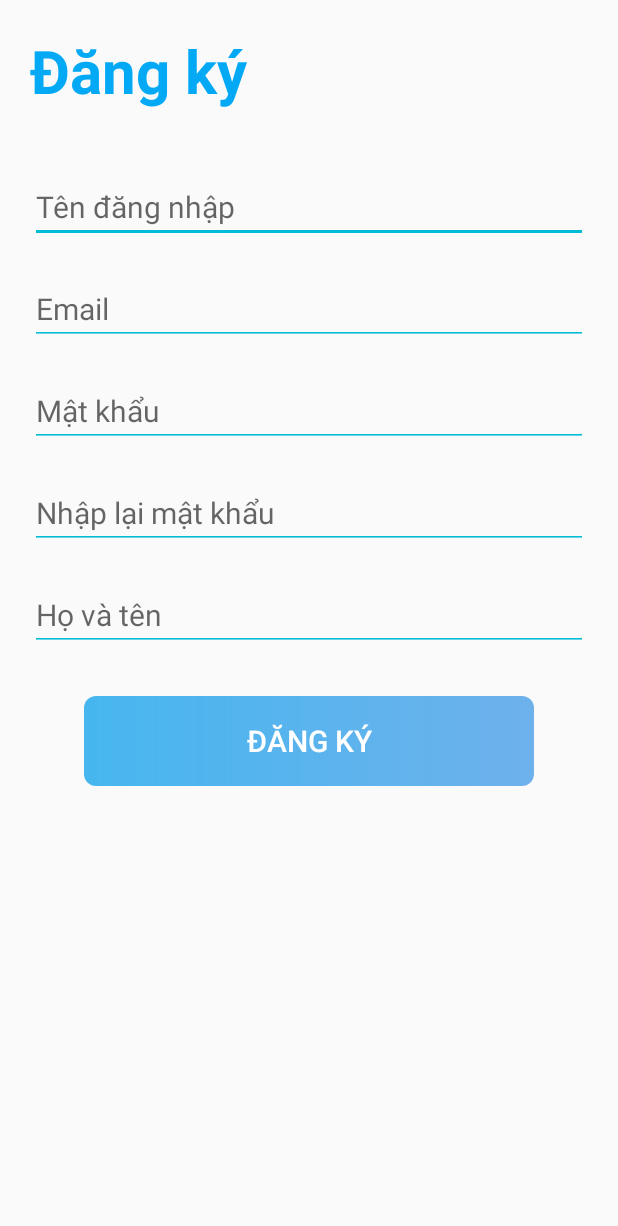
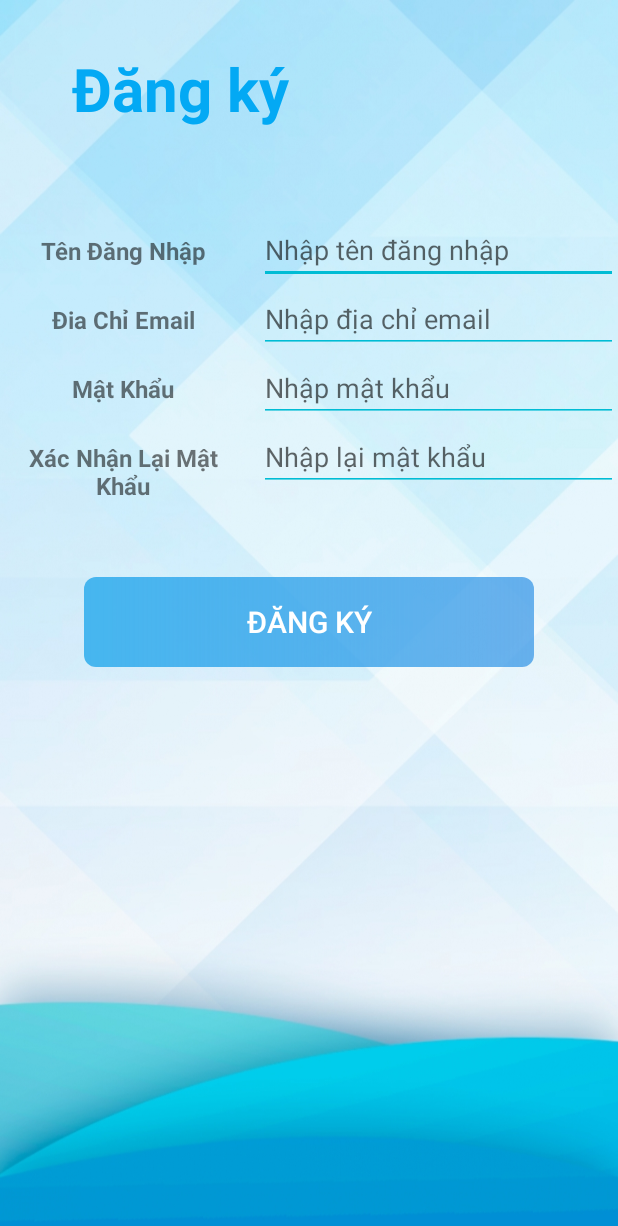
Before and after one commit to eouen12/do-an-LT-Android, an Android app: the DangKyActivity screen opened directly, with no data from a screen before it, on a phone screen of 412 x 824 dp. Shown: the top 1226 px of the screen. Run offline under Robolectric (Android 15) with nearby library versions, the phone set to English and light mode, and no system bars.

Commit message:
update Gia Dien DK,Quen MK

```diff
--- a/App Quiz Me/app/src/main/res/layout/activity_dangky.xml
+++ b/App Quiz Me/app/src/main/res/layout/activity_dangky.xml
@@ -7,95 +7,87 @@
     android:layout_height="match_parent"
     tools:context=".DangKyActivity">
 
+    <androidx.constraintlayout.widget.Guideline
+        android:id="@+id/guideline"
+        android:layout_width="wrap_content"
+        android:layout_height="wrap_content"
+        android:orientation="vertical"
+        app:layout_constraintGuide_percent="0.4" />
+
+    <ImageView
+        android:id="@+id/imageView3"
+        android:layout_width="wrap_content"
+        android:layout_height="wrap_content"
+        app:layout_constraintBottom_toBottomOf="parent"
+        app:layout_constraintEnd_toEndOf="parent"
+        app:layout_constraintStart_toStartOf="parent"
+        app:layout_constraintTop_toTopOf="parent"
+        app:srcCompat="@drawable/background_login"
+        android:scaleType="fitXY"/>
+
     <TextView
         android:id="@+id/title_dangky_textview"
         android:layout_width="wrap_content"
         android:layout_height="wrap_content"
         android:layout_marginStart="20dp"
-        android:layout_marginTop="20dp"
+        android:layout_marginTop="32dp"
         android:text="Đăng ký"
         android:textColor="#03a9f4"
         android:textSize="40sp"
         android:textStyle="bold"
+        app:layout_constraintEnd_toEndOf="parent"
+        app:layout_constraintHorizontal_bias="0.113"
         app:layout_constraintStart_toStartOf="parent"
         app:layout_constraintTop_toTopOf="parent" />
 
     <EditText
         android:id="@+id/tendangnhap_dangky_edittext"
-        android:layout_width="match_parent"
+        android:layout_width="0dp"
         android:layout_height="wrap_content"
-        android:layout_marginStart="20dp"
-        android:layout_marginTop="40dp"
-        android:layout_marginEnd="20dp"
+        android:layout_marginStart="8dp"
         android:backgroundTint="#00BCD4"
-        android:hint="Tên đăng nhập"
+        android:hint="Nhập tên đăng nhập"
         android:inputType="text"
-        android:textSize="20sp"
-        app:layout_constraintEnd_toEndOf="@+id/hoten_dangky_edittext"
-        app:layout_constraintHorizontal_bias="0.4"
-        app:layout_constraintStart_toStartOf="@+id/hoten_dangky_edittext"
-        app:layout_constraintTop_toBottomOf="@+id/title_dangky_textview" />
+        android:textSize="18sp"
+        app:layout_constraintBaseline_toBaselineOf="@+id/textView"
+        app:layout_constraintEnd_toEndOf="parent"
+        app:layout_constraintStart_toStartOf="@+id/guideline" />
 
     <EditText
         android:id="@+id/email_dangky_edittext"
-        android:layout_width="match_parent"
+        android:layout_width="0dp"
         android:layout_height="wrap_content"
-        android:layout_marginStart="20dp"
-        android:layout_marginTop="20dp"
-        android:layout_marginEnd="20dp"
         android:backgroundTint="#00BCD4"
-        android:hint="Email"
+        android:hint="Nhập địa chỉ email"
         android:inputType="textEmailAddress"
-        android:textSize="20sp"
+        android:textSize="18sp"
+        app:layout_constraintBaseline_toBaselineOf="@+id/textView2"
         app:layout_constraintEnd_toEndOf="@+id/tendangnhap_dangky_edittext"
-        app:layout_constraintStart_toStartOf="@+id/tendangnhap_dangky_edittext"
-        app:layout_constraintTop_toBottomOf="@+id/tendangnhap_dangky_edittext" />
+        app:layout_constraintStart_toStartOf="@+id/tendangnhap_dangky_edittext" />
 
     <EditText
         android:id="@+id/matkhau_dangky_edittext"
-        android:layout_width="match_parent"
+        android:layout_width="0dp"
         android:layout_height="wrap_content"
-        android:layout_marginStart="20dp"
-        android:layout_marginTop="20dp"
-        android:layout_marginEnd="20dp"
         android:backgroundTint="#00BCD4"
-        android:hint="Mật khẩu"
+        android:hint="Nhập mật khẩu"
         android:inputType="textPassword"
-        android:textSize="20sp"
+        android:textSize="18sp"
+        app:layout_constraintBaseline_toBaselineOf="@+id/textView5"
         app:layout_constraintEnd_toEndOf="@+id/email_dangky_edittext"
-        app:layout_constraintStart_toStartOf="@+id/email_dangky_edittext"
-        app:layout_constraintTop_toBottomOf="@+id/email_dangky_edittext" />
+        app:layout_constraintStart_toStartOf="@+id/email_dangky_edittext" />
 
     <EditText
         android:id="@+id/rematkhau_dangky_edittext"
-        android:layout_width="match_parent"
+        android:layout_width="0dp"
         android:layout_height="wrap_content"
-        android:layout_marginStart="20dp"
-        android:layout_marginTop="20dp"
-        android:layout_marginEnd="20dp"
         android:backgroundTint="#00BCD4"
         android:hint="Nhập lại mật khẩu"
         android:inputType="textPassword"
-        android:textSize="20sp"
+        android:textSize="18sp"
+        app:layout_constraintBaseline_toBaselineOf="@+id/textView6"
         app:layout_constraintEnd_toEndOf="@+id/matkhau_dangky_edittext"
-        app:layout_constraintStart_toStartOf="@+id/matkhau_dangky_edittext"
-        app:layout_constraintTop_toBottomOf="@+id/matkhau_dangky_edittext" />
-
-    <EditText
-        android:id="@+id/hoten_dangky_edittext"
-        android:layout_width="match_parent"
-        android:layout_height="wrap_content"
-        android:layout_marginStart="20dp"
-        android:layout_marginTop="20dp"
-        android:layout_marginEnd="20dp"
-        android:backgroundTint="#00BCD4"
-        android:hint="Họ và tên"
-        android:inputType="text"
-        android:textSize="20sp"
-        app:layout_constraintEnd_toEndOf="parent"
-        app:layout_constraintHorizontal_bias="1.0"
-        app:layout_constraintStart_toStartOf="@+id/title_dangky_textview"
-        app:layout_constraintTop_toBottomOf="@+id/rematkhau_dangky_edittext" />
+        app:layout_constraintStart_toStartOf="@+id/matkhau_dangky_edittext" />
 
     <Button
         android:id="@+id/dangKy_dangky_button"
@@ -104,7 +96,7 @@
         android:layout_centerHorizontal="true"
         android:layout_centerVertical="true"
         android:layout_marginStart="80dp"
-        android:layout_marginTop="30dp"
+        android:layout_marginTop="50dp"
         android:layout_marginEnd="80dp"
         android:background="@drawable/custom_button"
         android:text="Đăng ký"
@@ -113,6 +105,58 @@
         app:layout_constraintEnd_toEndOf="parent"
         app:layout_constraintHorizontal_bias="0.51"
         app:layout_constraintStart_toStartOf="parent"
-        app:layout_constraintTop_toBottomOf="@+id/hoten_dangky_edittext" />
+        app:layout_constraintTop_toBottomOf="@+id/textView6" />
+
+    <TextView
+        android:id="@+id/textView"
+        android:layout_width="0dp"
+        android:layout_height="wrap_content"
+        android:layout_marginTop="70dp"
+        android:gravity="center"
+        android:text="Tên Đăng Nhập"
+        android:textSize="16sp"
+        android:textStyle="bold"
+        app:layout_constraintEnd_toStartOf="@+id/guideline"
+        app:layout_constraintStart_toStartOf="parent"
+        app:layout_constraintTop_toBottomOf="@+id/title_dangky_textview" />
+
+    <TextView
+        android:id="@+id/textView2"
+        android:layout_width="0dp"
+        android:layout_height="wrap_content"
+        android:layout_marginTop="24dp"
+        android:gravity="center"
+        android:text="Đia Chỉ Email"
+        android:textSize="16sp"
+        android:textStyle="bold"
+        app:layout_constraintEnd_toEndOf="@+id/textView"
+        app:layout_constraintStart_toStartOf="@+id/textView"
+        app:layout_constraintTop_toBottomOf="@+id/textView" />
+
+    <TextView
+        android:id="@+id/textView5"
+        android:layout_width="0dp"
+        android:layout_height="wrap_content"
+        android:layout_marginTop="24dp"
+        android:gravity="center"
+        android:text="Mật Khẩu"
+        android:textSize="16sp"
+        android:textStyle="bold"
+        app:layout_constraintEnd_toEndOf="@+id/textView2"
+        app:layout_constraintStart_toStartOf="@+id/textView2"
+        app:layout_constraintTop_toBottomOf="@+id/textView2" />
+
+    <TextView
+        android:id="@+id/textView6"
+        android:layout_width="0dp"
+        android:layout_height="wrap_content"
+        android:layout_marginTop="24dp"
+        android:gravity="center"
+        android:text="Xác Nhận Lại Mật Khẩu"
+        android:textSize="16sp"
+        android:textStyle="bold"
+        app:layout_constraintEnd_toEndOf="@+id/textView5"
+        app:layout_constraintStart_toStartOf="@+id/textView5"
+        app:layout_constraintTop_toBottomOf="@+id/textView5" />
 
 </androidx.constraintlayout.widget.ConstraintLayout>
```
Also changed, not shown: App Quiz Me/app/src/main/res/layout/activity_laylaimatkhau.xml (+58 -49 lines), App Quiz Me/app/src/main/res/layout/activity_main.xml (+16 -13 lines), App Quiz Me/app/src/main/res/drawable/background_login.jpg (added), 2 other files.
